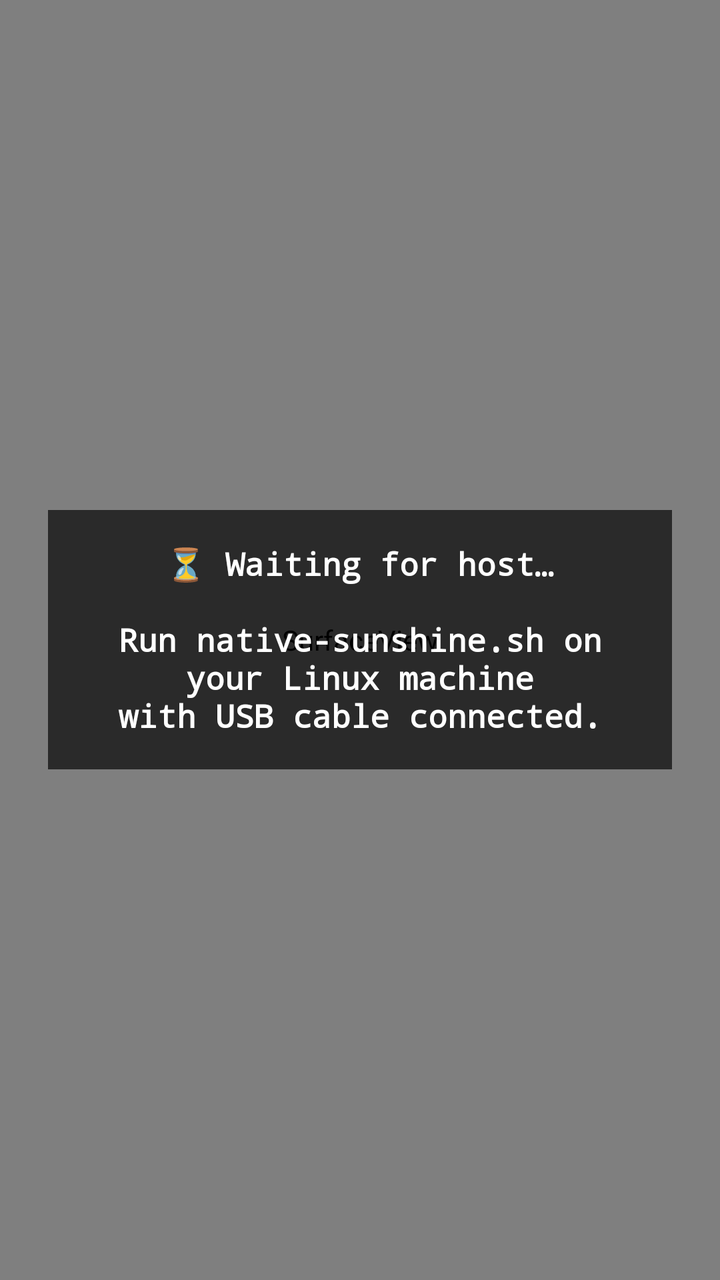
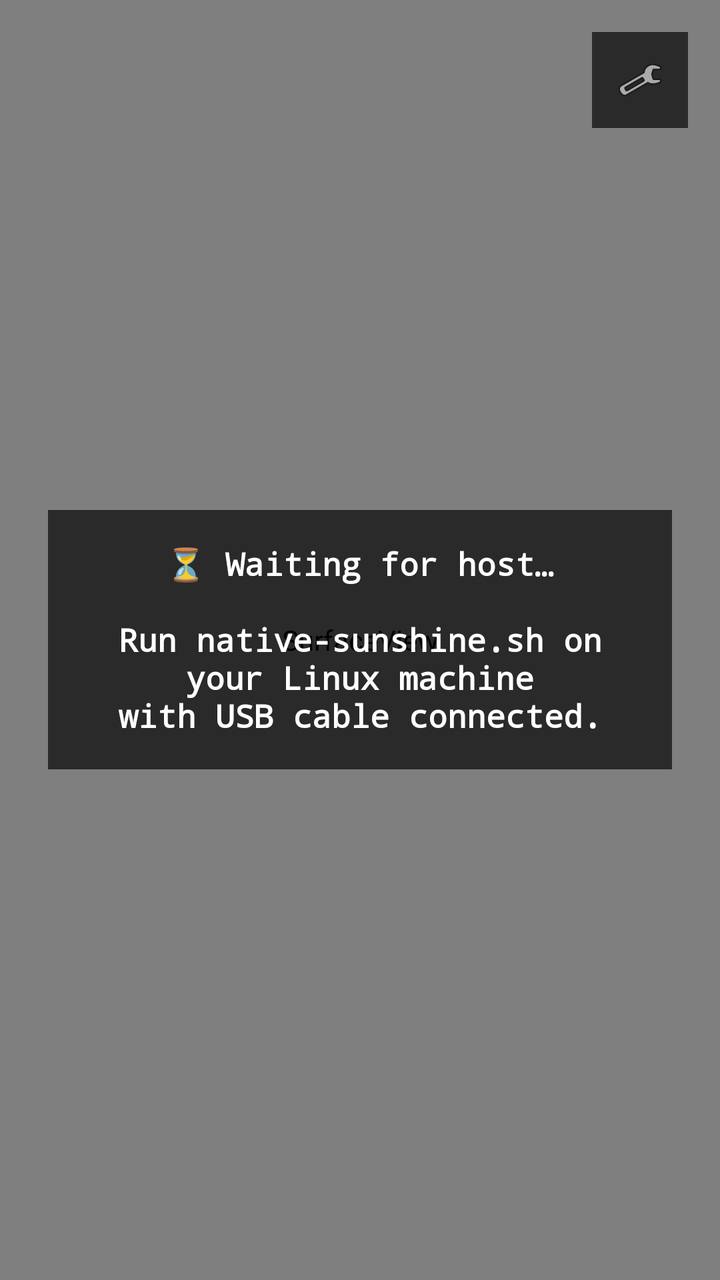

An Android layout rendered at two revisions. The XML below is the earlier revision; the diff shows what the commit changed to produce the second picture.
<!-- AndroidManifest.xml: application theme Theme.NativeSunshine -->
<!-- res/layout/activity_main.xml -->
<?xml version="1.0" encoding="utf-8"?>
<FrameLayout xmlns:android="http://schemas.android.com/apk/res/android"
    android:layout_width="match_parent"
    android:layout_height="match_parent"
    android:background="#000000">

    
    <SurfaceView
        android:id="@+id/surface_view"
        android:layout_width="match_parent"
        android:layout_height="match_parent" />

    
    
    <TextView
        android:id="@+id/stats_text"
        android:layout_width="wrap_content"
        android:layout_height="wrap_content"
        android:layout_gravity="top|start"
        android:layout_margin="16dp"
        android:background="#AA000000"
        android:padding="8dp"
        android:textColor="#00FF00"
        android:fontFamily="monospace"
        android:textSize="12sp"
        android:textStyle="bold"
        android:visibility="gone"
        android:text="FPS: -- | -- Mbps | Latency: -- ms" />

    <LinearLayout
        android:id="@+id/status_container"
        android:layout_width="wrap_content"
        android:layout_height="wrap_content"
        android:layout_gravity="center"
        android:orientation="vertical"
        android:gravity="center"
        android:padding="24dp">

        <TextView
            android:id="@+id/status_text"
            android:layout_width="wrap_content"
            android:layout_height="wrap_content"
            android:textColor="#FFFFFFFF"
            android:textSize="16sp"
            android:textStyle="bold"
            android:fontFamily="monospace"
            android:gravity="center"
            android:text="@string/status_waiting"
            android:background="#AA000000"
            android:padding="16dp" />

    </LinearLayout>

</FrameLayout>
<!-- resources referenced by this layout -->
<resources>
  <string name="status_waiting">⏳ Waiting for host…\n\nRun native-sunshine.sh on your Linux machine\nwith USB cable connected.</string>
  <style name="Theme.NativeSunshine" parent="Theme.AppCompat.NoActionBar">
          <item name="android:windowBackground">@android:color/black</item>
          <item name="android:windowFullscreen">true</item>
          <item name="android:windowContentOverlay">@null</item>
          <item name="android:windowNoTitle">true</item>
          <item name="android:statusBarColor">@android:color/transparent</item>
          <item name="android:navigationBarColor">@android:color/transparent</item>
          <item name="android:windowLayoutInDisplayCutoutMode">shortEdges</item>
      </style>
</resources>

<!-- the commit's change to res/layout/activity_main.xml (unified diff, before → after) -->
@@ -27,6 +27,17 @@
         android:visibility="gone"
         android:text="FPS: -- | -- Mbps | Latency: -- ms" />
 
+    <ImageView
+        android:id="@+id/settings_button"
+        android:layout_width="48dp"
+        android:layout_height="48dp"
+        android:layout_gravity="top|end"
+        android:layout_margin="16dp"
+        android:padding="12dp"
+        android:background="#AA000000"
+        android:src="@android:drawable/ic_menu_preferences"
+        android:contentDescription="Settings" />
+
     <LinearLayout
         android:id="@+id/status_container"
         android:layout_width="wrap_content"
